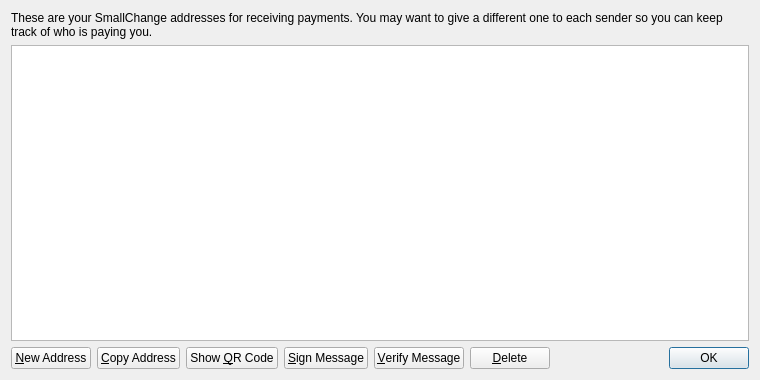
First picture: the form in src/qt/forms/addressbookpage.ui, repository flycoin/flycoin, before the edit.
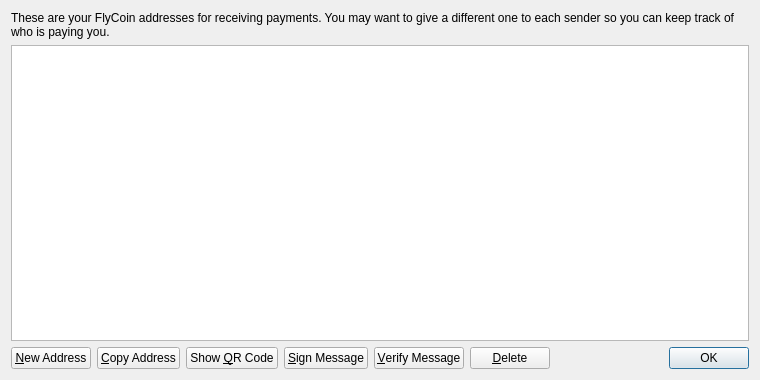
Second picture: the form after the edit. Icons and pictures are not drawn.

```diff
--- a/src/qt/forms/addressbookpage.ui
+++ b/src/qt/forms/addressbookpage.ui
@@ -17,7 +17,7 @@
    <item>
     <widget class="QLabel" name="labelExplanation">
      <property name="text">
-      <string>These are your SmallChange addresses for receiving payments. You may want to give a different one to each sender so you can keep track of who is paying you.</string>
+      <string>These are your FlyCoin addresses for receiving payments. You may want to give a different one to each sender so you can keep track of who is paying you.</string>
      </property>
      <property name="textFormat">
       <enum>Qt::PlainText</enum>
```
